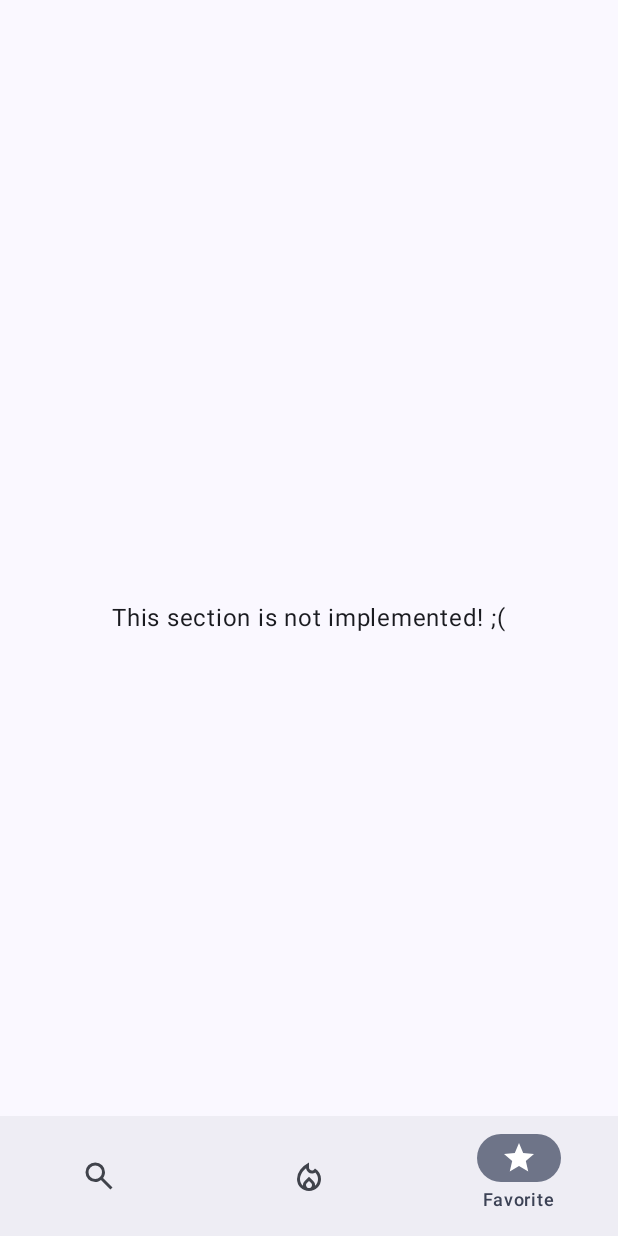
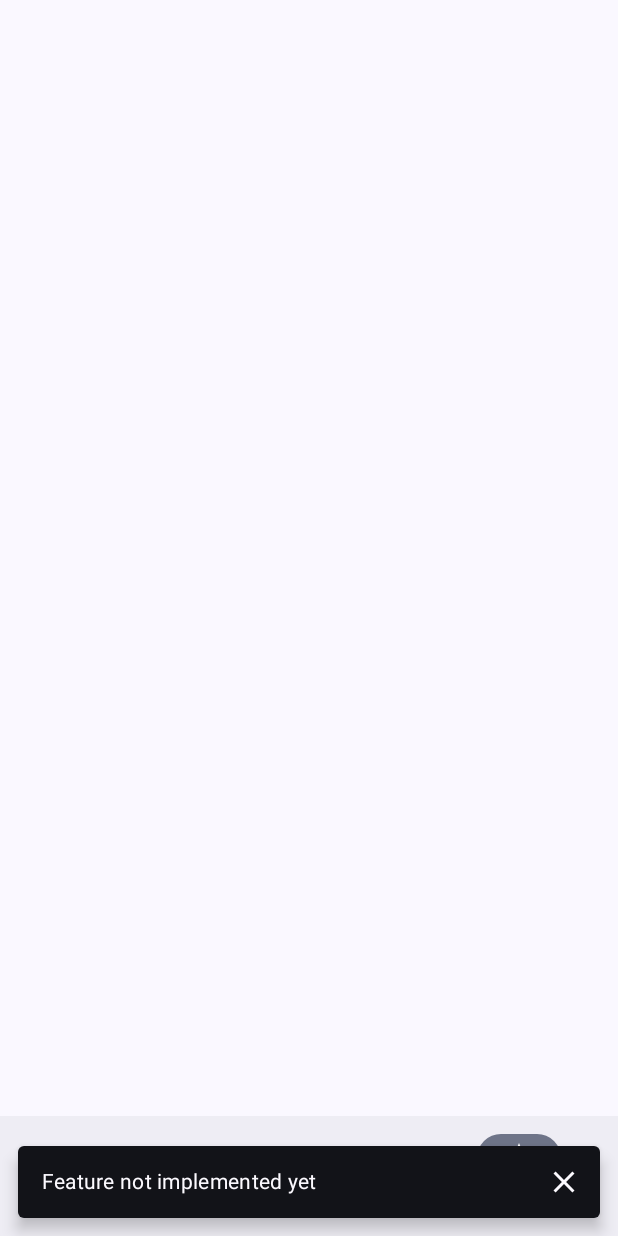
Before and after one commit to IvanTheFox/lets-go-app, an Android app built with Jetpack Compose: the screen it shows after launch (MainActivity), item 3 of the bottom bar chosen, on a phone screen of 412 x 824 dp. Run offline under Robolectric (Android 15) with nearby library versions, the phone set to English and light mode, and no system bars.

Commit message:
navigation works

```diff
--- a/app/build.gradle.kts
+++ b/app/build.gradle.kts
@@ -1,6 +1,7 @@
 plugins {
     alias(libs.plugins.android.application)
     alias(libs.plugins.kotlin.compose)
+    alias(libs.plugins.kotlin.serialization)
 }
 
 android {
@@ -45,6 +46,7 @@ dependencies {
     implementation(libs.androidx.compose.ui.tooling.preview)
     implementation(libs.androidx.core.ktx)
     implementation(libs.androidx.lifecycle.runtime.ktx)
+    implementation(libs.androidx.navigation.compose)
     testImplementation(libs.junit)
     androidTestImplementation(platform(libs.androidx.compose.bom))
     androidTestImplementation(libs.androidx.compose.ui.test.junit4)
@@ -52,5 +54,6 @@ dependencies {
     androidTestImplementation(libs.androidx.junit)
     debugImplementation(libs.androidx.compose.ui.test.manifest)
     debugImplementation(libs.androidx.compose.ui.tooling)
-    implementation("androidx.compose.ui:ui-text-google-fonts:1.12.1")
+    implementation("androidx.compose.ui:ui-text-google-fonts")
+    implementation(libs.kotlinx.serialization.json)
 }
--- a/app/src/main/java/com/example/lab2/MainActivity.kt
+++ b/app/src/main/java/com/example/lab2/MainActivity.kt
@@ -1,7 +1,6 @@
 package com.example.lab2
 
 import android.os.Bundle
-import androidx.compose.runtime.saveable.Saver
 import androidx.activity.ComponentActivity
 import androidx.activity.compose.setContent
 import androidx.activity.enableEdgeToEdge
@@ -19,13 +18,13 @@ import androidx.compose.foundation.layout.height
 import androidx.compose.foundation.layout.padding
 import androidx.compose.foundation.layout.width
 import androidx.compose.foundation.lazy.LazyColumn
-import androidx.compose.foundation.lazy.items
 import androidx.compose.foundation.shape.RoundedCornerShape
 import androidx.compose.material3.Card
 import androidx.compose.material3.Icon
 import androidx.compose.material3.IconButton
 import androidx.compose.material3.MaterialTheme
 import androidx.compose.material3.NavigationBar
+import androidx.compose.material3.NavigationBarDefaults
 import androidx.compose.material3.NavigationBarItem
 import androidx.compose.material3.Scaffold
 import androidx.compose.material3.SnackbarDuration
@@ -35,12 +34,8 @@ import androidx.compose.material3.Text
 import androidx.compose.runtime.Composable
 import androidx.compose.runtime.CompositionLocalProvider
 import androidx.compose.runtime.ReadOnlyComposable
-import androidx.compose.runtime.getValue
-import androidx.compose.runtime.mutableStateOf
 import androidx.compose.runtime.remember
 import androidx.compose.runtime.rememberCoroutineScope
-import androidx.compose.runtime.saveable.rememberSaveable
-import androidx.compose.runtime.setValue
 import androidx.compose.runtime.staticCompositionLocalOf
 import androidx.compose.ui.Alignment
 import androidx.compose.ui.Modifier
@@ -50,14 +45,29 @@ import androidx.compose.ui.res.painterResource
 import androidx.compose.ui.res.stringResource
 import androidx.compose.ui.text.font.FontWeight
 import androidx.compose.ui.unit.dp
+import androidx.navigation.NavHostController
+import androidx.navigation.compose.NavHost
+import androidx.navigation.compose.composable
+import androidx.navigation.compose.rememberNavController
+import androidx.navigation.toRoute
 import com.example.lab2.model.Event
 import com.example.lab2.model.EventProvider
 import com.example.lab2.ui.theme.Lab2Theme
 import kotlinx.coroutines.CoroutineScope
 import kotlinx.coroutines.launch
+import kotlinx.serialization.Serializable
 import java.time.ZoneId
 import java.time.format.DateTimeFormatter
+import androidx.compose.foundation.lazy.items
+import androidx.compose.runtime.LaunchedEffect
+import androidx.compose.runtime.getValue
+import androidx.navigation.NavDestination.Companion.hasRoute
+import androidx.navigation.NavDestination.Companion.hierarchy
+import androidx.navigation.NavGraph.Companion.findStartDestination
+import androidx.navigation.compose.currentBackStackEntryAsState
 
+
+//region Snackbar notification implementation
 fun interface PlaceholderNotifier {
     fun notifyPlaceholder()
 }
@@ -78,12 +88,143 @@ fun CoroutineScope.showNotImplemented(snackbarHostState: SnackbarHostState, notI
 }
 
 val MaterialTheme.snackbar: PlaceholderNotifier @Composable @ReadOnlyComposable get() = LocalPlaceholderNotifier.current
+//endregion
 
-enum class AppSection(val nameId: Int, val icon: Int) {
-    SEARCH(R.string.search_section, R.drawable.search),
-    TRENDING(R.string.trending_section, R.drawable.trending),
-    FAVORITES(R.string.favorite_section, R.drawable.favorites)
+//region Navigation implementation
+@Serializable
+sealed interface Destination {
+    @Serializable
+    object TrendingAppSection : Destination
+    @Serializable
+    object SearchAppSection : Destination
+    @Serializable
+    object FavoritesAppSection : Destination
+    @Serializable
+    class ExpandedEventCard(val eventId: Int) : Destination
 }
+
+@Composable
+fun AppNavHost(
+    navHostController: NavHostController,
+    startDestination: Destination,
+    modifier: Modifier = Modifier
+) {
+    NavHost(
+        navController = navHostController,
+        startDestination = startDestination,
+        modifier = modifier
+    ) {
+        composable<Destination.TrendingAppSection> {
+            TrendingAppSection()
+        }
+
+        composable<Destination.SearchAppSection> {
+            val notifier = MaterialTheme.snackbar
+            LaunchedEffect(Unit) {
+                notifier.notifyPlaceholder()
+            }
+        }
+
+        composable<Destination.FavoritesAppSection> {
+            val notifier = MaterialTheme.snackbar
+            LaunchedEffect(Unit) {
+                notifier.notifyPlaceholder()
+            }
+        }
+
+        composable<Destination.ExpandedEventCard> { backStackEntry ->
+            val expandedEvent = backStackEntry.toRoute<Destination.ExpandedEventCard>()
+            val event = EventProvider.getEventById(expandedEvent.eventId)
+            MaterialTheme.snackbar::notifyPlaceholder
+        }
+    }
+}
+
+@Composable
+fun AppNavigationBar(modifier: Modifier = Modifier) {
+    val navController = rememberNavController()
+    val startDestination = Destination.TrendingAppSection
+
+    val navBackStackEntry by navController.currentBackStackEntryAsState()
+    val currentDestination = navBackStackEntry?.destination
+
+    Scaffold(
+        modifier = modifier,
+        bottomBar = {
+            NavigationBar(windowInsets = NavigationBarDefaults.windowInsets) {
+                NavigationBarItem(
+                    selected = currentDestination?.hierarchy?.any {
+                        it.hasRoute<Destination.SearchAppSection>()
+                    } == true,
+                    onClick = {
+                        navController.navigate(Destination.SearchAppSection) {
+                            popUpTo(navController.graph.findStartDestination().id) {
+                                saveState = true
+                            }
+                            launchSingleTop = true
+                            restoreState = true
+                        }
+                    },
+                    icon = {
+                        Icon(
+                            painter = painterResource(R.drawable.search),
+                            contentDescription = stringResource(R.string.search_section)
+                        )
+                    },
+                    label = { Text(stringResource(R.string.search_section)) },
+                    alwaysShowLabel = false
+                )
+                NavigationBarItem(
+                    selected = currentDestination?.hierarchy?.any {
+                        it.hasRoute<Destination.TrendingAppSection>()
+                    } == true,
+                    onClick = {
+                        navController.navigate(Destination.TrendingAppSection) {
+                            popUpTo(navController.graph.findStartDestination().id) {
+                                saveState = true
+                            }
+                            launchSingleTop = true
+                            restoreState = true
+                        }
+                    },
+                    icon = {
+                        Icon(
+                            painter = painterResource(R.drawable.trending),
+                            contentDescription = stringResource(R.string.trending_section)
+                        )
+                    },
+                    label = { Text(stringResource(R.string.trending_section)) },
+                    alwaysShowLabel = false
+                )
+                NavigationBarItem(
+                    selected = currentDestination?.hierarchy?.any {
+                        it.hasRoute<Destination.FavoritesAppSection>()
+                    } == true,
+                    onClick = {
+                        navController.navigate(Destination.FavoritesAppSection) {
+                            popUpTo(navController.graph.findStartDestination().id) {
+                                saveState = true
+                            }
+                            launchSingleTop = true
+                            restoreState = true
+                        }
+                    },
+                    icon = {
+                        Icon(
+                            painter = painterResource(R.drawable.favorites),
+                            contentDescription = stringResource(R.string.favorite_section)
+                        )
+                    },
+                    label = { Text(stringResource(R.string.favorite_section)) },
+                    alwaysShowLabel = false
+                )
+            }
+        }
+    ) { contentPadding ->
+        AppNavHost(navController, startDestination, modifier = Modifier.padding(contentPadding))
+    }
+}
+//endregion
 
 class MainActivity : ComponentActivity() {
     override fun onCreate(savedInstanceState: Bundle?) {
@@ -99,57 +240,6 @@ class MainActivity : ComponentActivity() {
 
 @Composable
 fun EventsAndTicketsApp() {
-    var selectedSection by rememberSaveable(
-        stateSaver = Saver(
-            save = { it.name },
-            restore = { AppSection.valueOf(it) }
-        )
-    ) { mutableStateOf(AppSection.TRENDING) }
-
-    MainScreen(selectedSection) {newSection ->
-        selectedSection = newSection
-    }
-}
-
-@Composable
-fun NavigationBar(selectedSection: AppSection, changeSectionCallback: (newSection: AppSection) -> Unit) {
-    NavigationBar {
-        AppSection.entries.forEach { section ->
-            NavigationBarItem(
-                selected = section == selectedSection,
-                onClick = {
-                    changeSectionCallback(section)
-                },
-                icon = {
-                    Icon(
-                        painter = painterResource(section.icon),
-                        contentDescription = stringResource(section.nameId)
-                    )
-                },
-                label = { Text(stringResource(section.nameId)) },
-                alwaysShowLabel = false
-            )
-        }
-    }
-}
-
-@Composable
-fun TrendingAppSection(paddingValues: PaddingValues) {
-    LazyColumn(
-        modifier = Modifier
-            .fillMaxSize()
-            .padding(paddingValues),
-        verticalArrangement = Arrangement.spacedBy(12.dp),
-        contentPadding = PaddingValues(vertical = 16.dp)
-    ) {
-        items(EventProvider.allEvents) { event ->
-            EventCard(event, EventProvider.isFavorite(event))
-        }
-    }
-}
-
-@Composable
-fun MainScreen(selectedSection: AppSection, changeSectionCallback: (newSection: AppSection) -> Unit) {
     val snackbarHostState = remember { SnackbarHostState() }
     val scope = rememberCoroutineScope()
     val notImplementedMessage = "Feature not implemented yet"
@@ -163,16 +253,23 @@ fun MainScreen(selectedSection: AppSection, changeSectionCallback: (newSection:
     CompositionLocalProvider(LocalPlaceholderNotifier provides placeholderNotifier) {
         Scaffold(
             modifier = Modifier.fillMaxSize(),
-            snackbarHost = { SnackbarHost(snackbarHostState) },
-            bottomBar = {
-                NavigationBar(selectedSection, changeSectionCallback)
-            }
+            snackbarHost = { SnackbarHost(snackbarHostState) }
         ) { innerPadding ->
-            when (selectedSection) {
-                AppSection.SEARCH -> NotImplementedSection()
-                AppSection.TRENDING -> TrendingAppSection(innerPadding)
-                AppSection.FAVORITES -> NotImplementedSection()
-            }
+            AppNavigationBar(Modifier.padding(innerPadding))
+        }
+    }
+}
+
+@Composable
+fun TrendingAppSection(modifier: Modifier = Modifier) {
+    LazyColumn(
+        modifier = modifier
+            .fillMaxSize(),
+        verticalArrangement = Arrangement.spacedBy(12.dp),
+        contentPadding = PaddingValues(vertical = 16.dp)
+    ) {
+        items(EventProvider.allEvents) { event ->
+            EventCard(event, false)
         }
     }
 }
@@ -251,7 +348,6 @@ fun EventCard(event: Event, isFavorite: Boolean) {
 
             IconButton(
                 onClick = MaterialTheme.snackbar::notifyPlaceholder,
-//                onClick = { EventProvider.favoriteCallback(event, !isFavorite) },
                 modifier = Modifier
                     .align(Alignment.TopEnd)
                     .padding(4.dp)
@@ -271,13 +367,3 @@ fun EventCard(event: Event, isFavorite: Boolean) {
         }
     }
 }
-
-@Composable
-fun NotImplementedSection() {
-    Box(
-        modifier = Modifier.fillMaxSize(),
-        contentAlignment = Alignment.Center
-    ) {
-        Text("This section is not implemented! ;(")
-    }
-}
--- a/app/src/main/java/com/example/lab2/model/EventProvider.kt
+++ b/app/src/main/java/com/example/lab2/model/EventProvider.kt
@@ -49,15 +49,10 @@ class EventProvider {
             )
         )
 
-        private val _favoriteEvents = mutableStateListOf<Int>()
-        fun favoriteCallback(event: Event, isFavorite: Boolean) {
-            if (!isFavorite && _favoriteEvents.contains(event.id))
-                _favoriteEvents.remove(event.id)
-            else if (isFavorite && !_favoriteEvents.contains(event.id))
-                _favoriteEvents.add(event.id)
-        }
-        fun isFavorite(event: Event): Boolean {
-            return _favoriteEvents.contains(event.id)
+        public fun getEventById(id: Int): Event? {
+            return allEvents.firstOrNull {e ->
+                e.id == id
+            }
         }
     }
 }
--- a/build.gradle.kts
+++ b/build.gradle.kts
@@ -2,4 +2,5 @@
 plugins {
     alias(libs.plugins.android.application) apply false
     alias(libs.plugins.kotlin.compose) apply false
+    alias(libs.plugins.kotlin.serialization) apply false
 }
```
Also changed, not shown: gradle/libs.versions.toml (+6 -1 lines).
